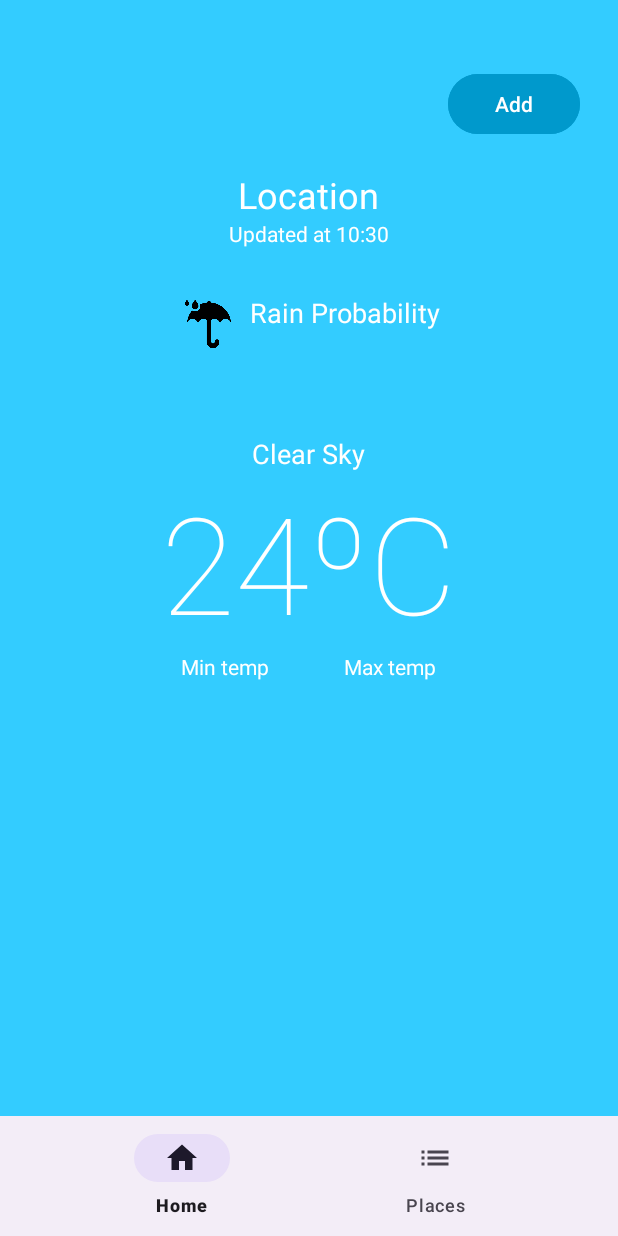
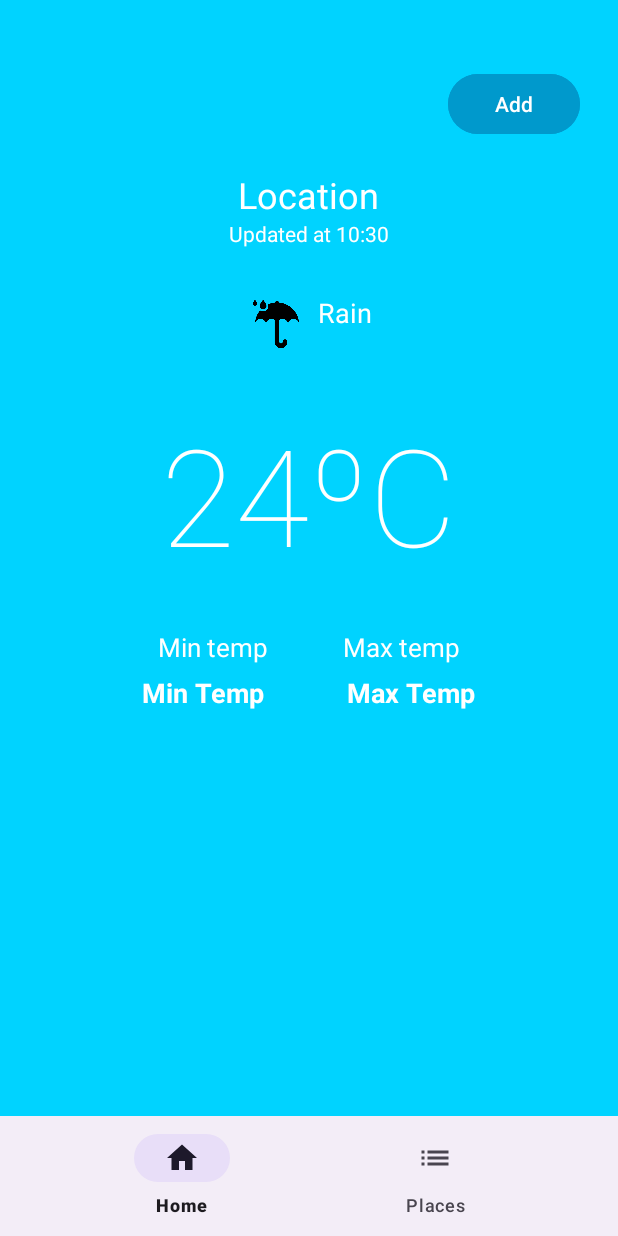
Before and after one commit to mariaperez15/myWeatherApp, an Android app: the screen it shows after launch (MainActivity), on a phone screen of 412 x 824 dp. Run offline under Robolectric (Android 15) with nearby library versions, the phone set to English and light mode, and no system bars.

Commit message:
cambia el fondo del fragment home en función de si es dia o noche

```diff
--- a/app/src/main/java/com/example/myweatherapp/Temperature.kt
+++ b/app/src/main/java/com/example/myweatherapp/Temperature.kt
@@ -1,3 +1,6 @@
 package com.example.myweatherapp
 
-data class Temperature(val hour: String, val degrees: Double)
+data class Temperature(
+    val hour: String,
+    val degrees: Double,
+    val precipitationProbability: Int)
--- /dev/null
+++ b/app/src/main/res/drawable/bg_day_night.xml
@@ -0,0 +1,5 @@
+<?xml version="1.0" encoding="utf-8"?>
+<selector xmlns:android="http://schemas.android.com/apk/res/android">
+    <item android:drawable="@color/colorLightBlue" android:state_selected="false" />
+    <item android:drawable="@color/colorDarkBlue" />
+</selector>
--- a/app/src/main/res/layout/fragment_home.xml
+++ b/app/src/main/res/layout/fragment_home.xml
@@ -6,8 +6,8 @@
     android:layout_height="match_parent"
     android:orientation="vertical"
     android:padding="25dp"
-    android:background="@drawable/bg_blu"
-    tools:context=".Home">
+    android:background="@drawable/bg_day_night"
+    tools:context=".HomeFragment">
 
     <RelativeLayout
         android:id="@+id/mainContainer"
@@ -59,17 +59,9 @@
             android:layout_width="match_parent"
             android:layout_height="wrap_content">
 
-            <TextView
-                android:id="@+id/status"
-                android:textSize="18sp"
-                android:layout_gravity="center"
-                android:text="Clear Sky"
-                android:layout_width="wrap_content"
-                android:layout_height="wrap_content">
-            </TextView>
 
             <TextView
-                android:id="@+id/temp"
+                android:id="@+id/currentTemp"
                 android:textSize="90sp"
                 android:fontFamily="sans-serif-thin"
                 android:layout_gravity="center"
@@ -82,11 +74,13 @@
                 android:orientation="horizontal"
                 android:gravity="center"
                 android:layout_width="match_parent"
-                android:layout_height="wrap_content">
+                android:layout_height="wrap_content"
+                android:layout_marginTop="30dp">
 
                 <TextView
                     android:id="@+id/temp_min"
                     android:text="Min temp"
+                    android:textSize="17sp"
                     android:layout_width="wrap_content"
                     android:layout_height="wrap_content">
                 </TextView>
@@ -99,11 +93,40 @@
                 <TextView
                     android:id="@+id/temp_max"
                     android:text="Max temp"
+                    android:textSize="17sp"
                     android:layout_width="wrap_content"
                     android:layout_height="wrap_content">
                 </TextView>
             </LinearLayout>
-
+            <LinearLayout
+                android:orientation="horizontal"
+                android:gravity="center"
+                android:layout_width="match_parent"
+                android:layout_height="wrap_content"
+                android:layout_marginTop="6dp">
+            <TextView
+                android:id="@+id/temperatureMin"
+                android:textSize="18sp"
+                android:text="Min Temp"
+                android:layout_width="wrap_content"
+                android:layout_height="wrap_content"
+                android:layout_below="@id/temp_min"
+                android:textStyle="bold">
+            </TextView>
+                <Space
+                    android:layout_width="55dp"
+                    android:layout_height="wrap_content">
+                </Space>
+            <TextView
+                android:id="@+id/temperatureMax"
+                android:text="Max Temp"
+                android:layout_width="wrap_content"
+                android:layout_height="wrap_content"
+                android:textSize="18sp"
+                android:textStyle="bold"
+                android:layout_below="@id/temp_max">
+            </TextView>
+            </LinearLayout>
         </LinearLayout>
 
         <LinearLayout
@@ -123,8 +146,8 @@
                 android:layout_marginEnd="8dp" />
 
             <TextView
-                android:id="@+id/rain_probability"
-                android:text="Rain Probability"
+                android:id="@+id/rain"
+                android:text="Rain"
                 android:layout_width="wrap_content"
                 android:layout_height="wrap_content"
                 android:textSize="18sp"
--- a/app/src/main/res/values/colors.xml
+++ b/app/src/main/res/values/colors.xml
@@ -2,4 +2,6 @@
 <resources>
     <color name="black">#FF000000</color>
     <color name="white">#FFFFFFFF</color>
+    <color name="colorLightBlue">#00D3FF</color> <!-- Azul claro -->
+    <color name="colorDarkBlue">#102C54</color> <!-- Azul oscuro -->
 </resources>
```
Also changed, not shown: app/src/main/java/com/example/myweatherapp/City.kt (added, +7 -0 lines), app/src/main/java/com/example/myweatherapp/Home.kt (+32 -45 lines), app/src/main/res/layout/city_item.xml (added, +12 -0 lines), app/src/main/res/layout/fragment_places.xml (+8 -4 lines).
